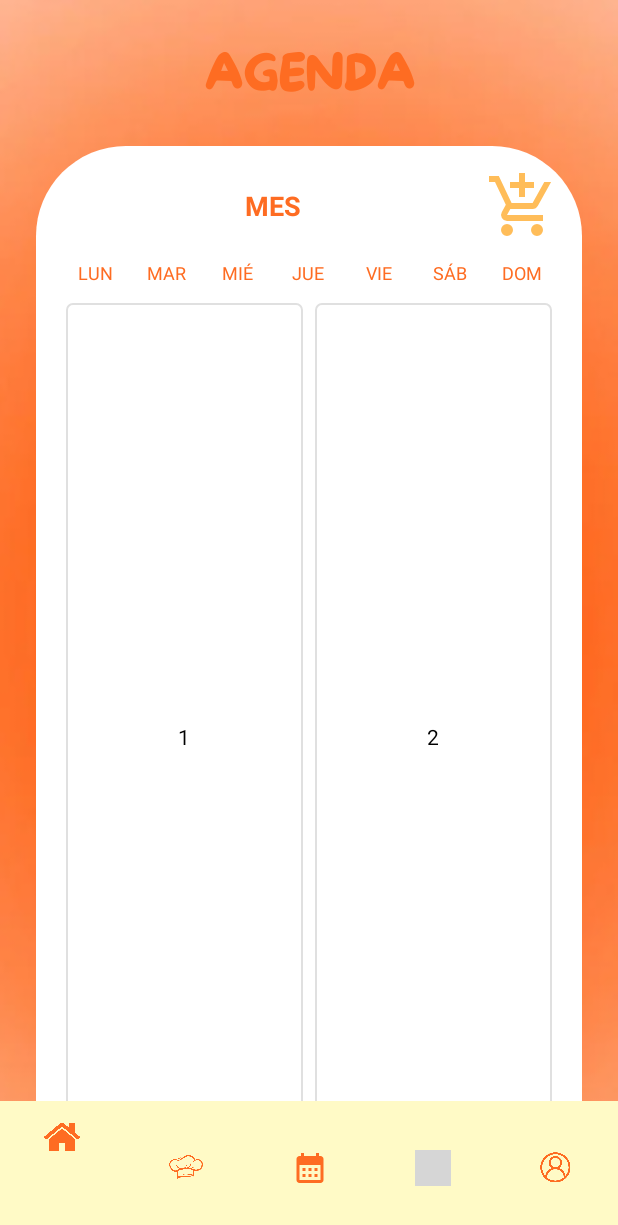
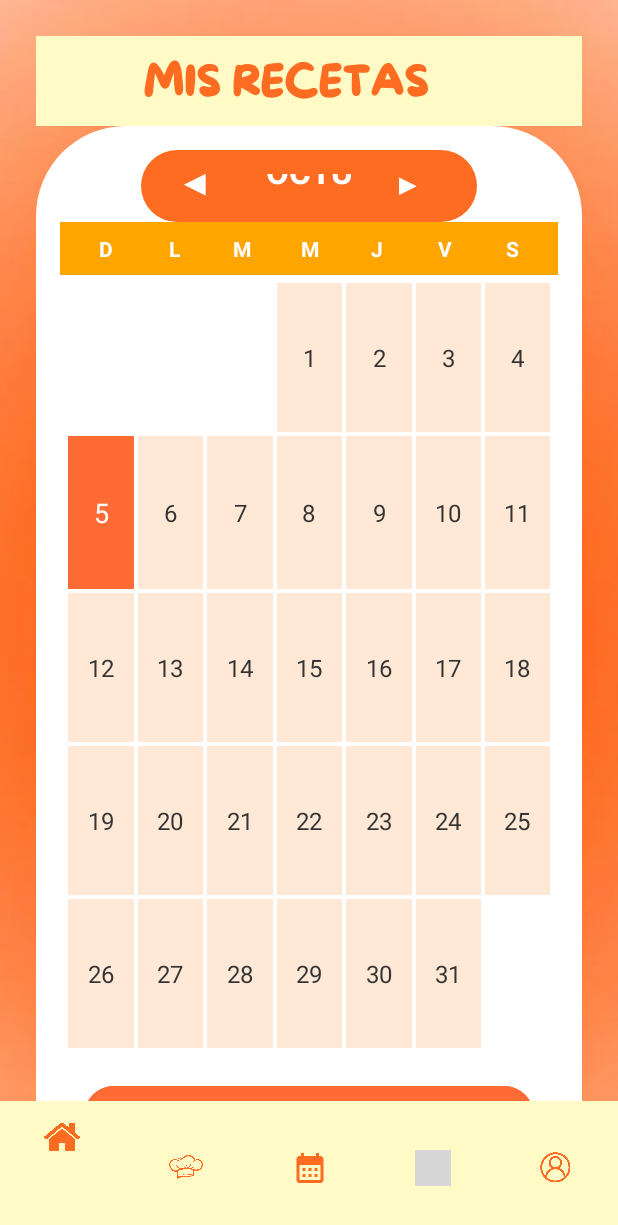
Before and after one commit to fely-06/PROYECTO-MOVIL, an Android app: the fragment Calendario placed in its activity, on a phone screen of 412 x 824 dp. Shown: the top 1225 px of the screen. Run offline under Robolectric (Android 15) with nearby library versions, the phone set to English and light mode, and no system bars; our stand-ins replace navigation-ui; grey boxes are pictures that could not be loaded.

Commit message:
agenda ahora ya se ve bien, creo

```diff
--- a/app/src/main/java/com/example/smartmealsproyecto/Calendario.kt
+++ b/app/src/main/java/com/example/smartmealsproyecto/Calendario.kt
@@ -1,16 +1,22 @@
 package com.example.smartmealsproyecto
 
+import android.graphics.Color
 import android.os.Bundle
+import android.view.Gravity
 import android.view.LayoutInflater
 import android.view.View
 import android.view.ViewGroup
+import android.widget.GridLayout
+import android.widget.TextView
 import androidx.fragment.app.Fragment
 import com.example.smartmealsproyecto.databinding.FragmentCalendarioBinding
+import java.util.*
 
 class Calendario : Fragment() {
 
     private var _binding: FragmentCalendarioBinding? = null
     private val binding get() = _binding!!
+    private val calendario = Calendar.getInstance()
 
     override fun onCreateView(
         inflater: LayoutInflater,
@@ -24,11 +30,122 @@ class Calendario : Fragment() {
     override fun onViewCreated(view: View, savedInstanceState: Bundle?) {
         super.onViewCreated(view, savedInstanceState)
 
-//        // Configurar el botón para abrir el BottomSheet
+        // Configurar el botón para abrir el BottomSheet
         binding.buttonMostrarListaCompras.setOnClickListener {
             val bottomSheet = ListaComprasBottomSheetFragment()
             bottomSheet.show(parentFragmentManager, "lista_compras")
         }
+
+        // Configurar botones de navegación del calendario
+        binding.btnAnterior.setOnClickListener {
+            mesAnterior()
+        }
+
+        binding.btnSiguiente.setOnClickListener {
+            mesSiguiente()
+        }
+
+        // Inicializar el calendario
+        actualizarCalendario()
+    }
+
+    private fun actualizarCalendario() {
+        binding.gridCalendario.removeAllViews()
+
+        // Obtener información del mes actual
+        val mes = calendario.get(Calendar.MONTH)
+        val anio = calendario.get(Calendar.YEAR)
+
+        // Establecer el título del mes
+        val nombresMeses = arrayOf(
+            "ENERO", "FEBRERO", "MARZO", "ABRIL", "MAYO", "JUNIO",
+            "JULIO", "AGOSTO", "SEPTIEMBRE", "OCTUBRE", "NOVIEMBRE", "DICIEMBRE"
+        )
+        binding.tvMes.text = "${nombresMeses[mes]} $anio"
+
+        // Obtener el primer día del mes
+        val primerDia = calendario.clone() as Calendar
+        primerDia.set(Calendar.DAY_OF_MONTH, 1)
+        val diaSemana = primerDia.get(Calendar.DAY_OF_WEEK) - 1 // 0=Domingo
+
+        // Obtener el número de días del mes
+        val diasEnMes = calendario.getActualMaximum(Calendar.DAY_OF_MONTH)
+
+        // Crear celdas vacías antes del primer día
+        repeat(diaSemana) {
+            agregarCelda("", false)
+        }
+
+        // Crear celdas con los días del mes
+        val diaActual = calendario.get(Calendar.DAY_OF_MONTH)
+        val mesActual = Calendar.getInstance().get(Calendar.MONTH)
+        val anioActual = Calendar.getInstance().get(Calendar.YEAR)
+        val esMesActual = (mes == mesActual && anio == anioActual)
+
+        for (dia in 1..diasEnMes) {
+            agregarCelda(dia.toString(), esMesActual && dia == diaActual)
+        }
+    }
+
+    private fun agregarCelda(texto: String, esHoy: Boolean) {
+        val celda = TextView(requireContext()).apply {
+            // Configurar parámetros de layout
+            layoutParams = GridLayout.LayoutParams().apply {
+                width = 0
+                height = ViewGroup.LayoutParams.WRAP_CONTENT
+                columnSpec = GridLayout.spec(GridLayout.UNDEFINED, 1, 1f)
+                rowSpec = GridLayout.spec(GridLayout.UNDEFINED, 1, 1f)
+                setMargins(2, 2, 2, 2)
+            }
+
+            this.text = texto
+            gravity = Gravity.CENTER
+            setPadding(16, 24, 16, 24)
+            textSize = 16f
+
+            // Estilo de la celda
+            when {
+                esHoy -> {
+                    setBackgroundColor(Color.parseColor("#FF6B35"))
+                    setTextColor(Color.WHITE)
+                    textSize = 18f
+                }
+                texto.isNotEmpty() -> {
+                    setBackgroundColor(Color.parseColor("#FFE8D6"))
+                    setTextColor(Color.parseColor("#333333"))
+                }
+                else -> {
+                    setBackgroundColor(Color.TRANSPARENT)
+                }
+            }
+
+            // Click listener para seleccionar día
+            setOnClickListener {
+                if (texto.isNotEmpty()) {
+                    onDiaSeleccionado(texto.toInt())
+                }
+            }
+        }
+
+        binding.gridCalendario.addView(celda)
+    }
+
+    private fun mesAnterior() {
+        calendario.add(Calendar.MONTH, -1)
+        actualizarCalendario()
+    }
+
+    private fun mesSiguiente() {
+        calendario.add(Calendar.MONTH, 1)
+        actualizarCalendario()
+    }
+
+    private fun onDiaSeleccionado(dia: Int) {
+        // Aquí puedes manejar la selección de un día
+        // Por ejemplo, mostrar comidas planificadas para ese día
+        val mes = calendario.get(Calendar.MONTH) + 1
+        val anio = calendario.get(Calendar.YEAR)
+        // TODO: Implementar lógica cuando se selecciona un día
     }
 
     override fun onDestroyView() {
--- a/app/src/main/res/layout/fragment_calendario.xml
+++ b/app/src/main/res/layout/fragment_calendario.xml
@@ -8,160 +8,189 @@
     android:padding="24dp">
 
     <!-- Título -->
+    <LinearLayout
+        android:id="@+id/encabezado"
+        android:layout_width="match_parent"
+        android:layout_height="60dp"
+        android:background="@color/AmarilloClaro"
+        android:gravity="center_vertical"
+        android:paddingStart="16dp"
+        android:paddingEnd="16dp"
+        android:importantForAccessibility="no"
+        app:layout_constraintTop_toTopOf="parent"
+        >
+
+        <!-- Título -->
         <TextView
-        android:layout_width="match_parent"
+            android:layout_width="0dp"
             android:layout_height="wrap_content"
-        android:text="AGENDA"
-        android:textSize="32sp"
+            android:layout_weight="1"
+            android:fontFamily="@font/ms"
+            android:gravity="center"
+            android:text="MIS RECETAS"
+            android:textColor="@color/NaranjaFuerte"
+            android:textSize="28sp"
             android:textStyle="bold"
-        android:fontFamily="@font/ms"
-        android:textColor="@color/NaranjaFuerte"
-        android:gravity="center"
-        android:layout_marginBottom="24dp" />
+             />
+
+        <!-- Espacio para balance visual -->
+        <View
+            android:layout_width="32dp"
+            android:layout_height="32dp" />
+    </LinearLayout>
 
     <!-- Calendario (vista estática por ahora) -->
     <LinearLayout
         android:layout_width="match_parent"
-        android:layout_height="0dp"
+        android:layout_height="match_parent"
         android:layout_weight="1"
+        android:background="@drawable/editext_redondeado"
         android:orientation="vertical"
-        android:background="@drawable/editext_redondeado"
+        android:gravity="center"
         android:padding="16dp">
 
         <!-- Encabezado del calendario -->
         <LinearLayout
+            android:layout_width="224dp"
+            android:layout_height="48dp"
+            android:background="@drawable/editext_redondeado"
+            android:gravity="center"
+    android:backgroundTint="@color/NaranjaFuerte"
+            android:padding="16dp">
+
+            <TextView
+                android:id="@+id/btnAnterior"
+                android:layout_width="48dp"
+                android:layout_height="56dp"
+                android:background="?attr/selectableItemBackgroundBorderless"
+                android:clickable="true"
+                android:focusable="true"
+                android:padding="8dp"
+                android:text="◀"
+                android:textColor="#FFFFFF"
+                android:textSize="24sp" />
+
+            <TextView
+                android:id="@+id/tvMes"
+                android:layout_width="0dp"
+                android:layout_height="50dp"
+                android:layout_weight="1"
+                android:gravity="center"
+                android:text="MES"
+                android:textColor="#FFFFFF"
+                android:textSize="22sp"
+                android:textStyle="bold" />
+
+            <TextView
+                android:id="@+id/btnSiguiente"
+                android:layout_width="48dp"
+                android:layout_height="48dp"
+                android:background="?attr/selectableItemBackgroundBorderless"
+                android:clickable="true"
+                android:focusable="true"
+                android:padding="8dp"
+                android:text="▶"
+                android:textColor="#FFFFFF"
+                android:textSize="20sp" />
+        </LinearLayout>
+
+        <!-- Días de la semana -->
+        <GridLayout
             android:layout_width="match_parent"
             android:layout_height="wrap_content"
-            android:orientation="horizontal"
-            android:gravity="center_vertical"
-            android:layout_marginBottom="12dp">
+            android:columnCount="7"
+            android:rowCount="1"
+            android:background="#FFA500"
+            android:padding="8dp">
 
             <TextView
                 android:layout_width="0dp"
-                android:layout_weight="1"
                 android:layout_height="wrap_content"
-                android:text="MES"
-                android:textSize="18sp"
+                android:layout_columnWeight="1"
+                android:text="D"
+                android:textColor="#FFFFFF"
+                android:textAlignment="center"
                 android:textStyle="bold"
-                android:textColor="@color/NaranjaFuerte"
-                android:gravity="center" />
-
-            <ImageView
-                android:id="@+id/buttonMostrarListaCompras"
-                android:layout_width="48dp"
-                android:layout_height="48dp"
-                android:src="@drawable/shop"
-                android:contentDescription="Lista de compras"
-                android:background="?attr/selectableItemBackgroundBorderless"
-                android:backgroundTint="@color/NaranjaFuerte"/>
-        </LinearLayout>
-
-        <!-- Días de la semana -->
-        <LinearLayout
-            android:layout_width="match_parent"
-            android:layout_height="wrap_content"
-            android:orientation="horizontal"
-            android:gravity="center"
-            android:layout_marginBottom="8dp">
+                android:textSize="14sp"/>
 
             <TextView
                 android:layout_width="0dp"
-                android:layout_weight="1"
                 android:layout_height="wrap_content"
-                android:text="LUN"
-                android:textSize="12sp"
-                android:textColor="@color/NaranjaFuerte"
-                android:gravity="center" />
+                android:layout_columnWeight="1"
+                android:text="L"
+                android:textColor="#FFFFFF"
+                android:textAlignment="center"
+                android:textStyle="bold"
+                android:textSize="14sp"/>
 
             <TextView
                 android:layout_width="0dp"
-                android:layout_weight="1"
                 android:layout_height="wrap_content"
-                android:text="MAR"
-                android:textSize="12sp"
-                android:textColor="@color/NaranjaFuerte"
-                android:gravity="center" />
+                android:layout_columnWeight="1"
+                android:text="M"
+                android:textColor="#FFFFFF"
+                android:textAlignment="center"
+                android:textStyle="bold"
+                android:textSize="14sp"/>
 
             <TextView
                 android:layout_width="0dp"
-                android:layout_weight="1"
                 android:layout_height="wrap_content"
-                android:text="MIÉ"
-                android:textSize="12sp"
-                android:textColor="@color/NaranjaFuerte"
-                android:gravity="center" />
+                android:layout_columnWeight="1"
+                android:text="M"
+                android:textColor="#FFFFFF"
+                android:textAlignment="center"
+                android:textStyle="bold"
+                android:textSize="14sp"/>
 
             <TextView
                 android:layout_width="0dp"
-                android:layout_weight="1"
                 android:layout_height="wrap_content"
-                android:text="JUE"
-                android:textSize="12sp"
-                android:textColor="@color/NaranjaFuerte"
-                android:gravity="center" />
+                android:layout_columnWeight="1"
+                android:text="J"
+                android:textColor="#FFFFFF"
+                android:textAlignment="center"
+                android:textStyle="bold"
+                android:textSize="14sp"/>
 
             <TextView
                 android:layout_width="0dp"
-                android:layout_weight="1"
                 android:layout_height="wrap_content"
-                android:text="VIE"
-                android:textSize="12sp"
-                android:textColor="@color/NaranjaFuerte"
-                android:gravity="center" />
+                android:layout_columnWeight="1"
+                android:text="V"
+                android:textColor="#FFFFFF"
+                android:textAlignment="center"
+                android:textStyle="bold"
+                android:textSize="14sp"/>
 
             <TextView
                 android:layout_width="0dp"
-                android:layout_weight="1"
                 android:layout_height="wrap_content"
-                android:text="SÁB"
-                android:textSize="12sp"
-                android:textColor="@color/NaranjaFuerte"
-                android:gravity="center" />
-
-            <TextView
-                android:layout_width="0dp"
-                android:layout_weight="1"
-                android:layout_height="wrap_content"
-                android:text="DOM"
-                android:textSize="12sp"
-                android:textColor="@color/NaranjaFuerte"
-                android:gravity="center" />
-        </LinearLayout>
-
-        <!-- Cuadrícula  -->
+                android:layout_columnWeight="1"
+                android:text="S"
+                android:textColor="#FFFFFF"
+                android:textAlignment="center"
+                android:textStyle="bold"
+                android:textSize="14sp"/>
+        </GridLayout>
         <GridLayout
+            android:id="@+id/gridCalendario"
             android:layout_width="match_parent"
             android:layout_height="0dp"
             android:layout_weight="1"
             android:columnCount="7"
-            android:rowCount="5"
-            android:alignmentMode="alignBounds"
-            android:useDefaultMargins="true">
+            android:rowCount="6"
+            android:padding="4dp"/>
+        <Button
+            android:id="@+id/buttonMostrarListaCompras"
+            android:layout_width="match_parent"
+            android:layout_height="wrap_content"
+            android:layout_margin="16dp"
+            android:text="Ver Lista de Compras"
+            android:backgroundTint="#FF6B35"
+            android:textColor="#FFFFFF"/>
 
-            <!--  celdas -->
-            <TextView
-                android:layout_width="0dp"
-                android:layout_height="0dp"
-                android:layout_columnWeight="1"
-                android:layout_rowWeight="1"
-                android:background="@drawable/celda_calendario"
-                android:gravity="center"
-                android:text="1"
-                android:textSize="14sp"
-                android:textColor="@color/black" />
 
-            <TextView
-                android:layout_width="0dp"
-                android:layout_height="0dp"
-                android:layout_columnWeight="1"
-                android:layout_rowWeight="1"
-                android:background="@drawable/celda_calendario"
-                android:gravity="center"
-                android:text="2"
-                android:textSize="14sp"
-                android:textColor="@color/black" />
-
-        </GridLayout>
     </LinearLayout>
     <!-- <Button
             android:id="@+id/buttonMostrarListaCompras"
```
Lines whose indentation alone changed are shown as unchanged.
